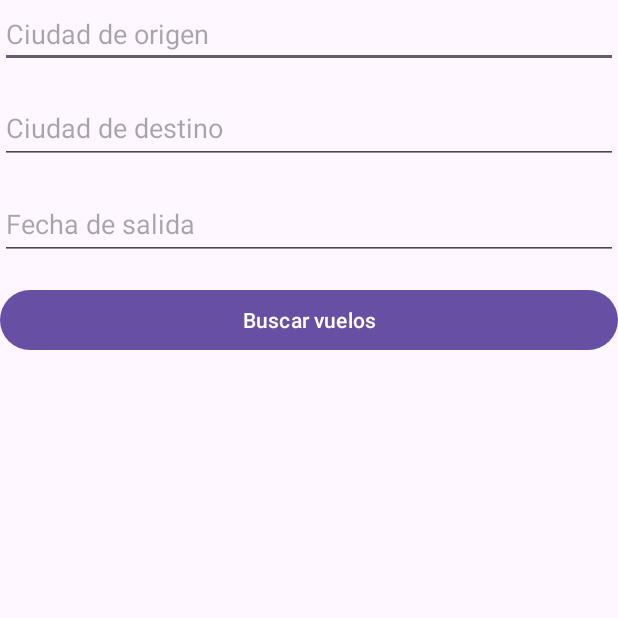
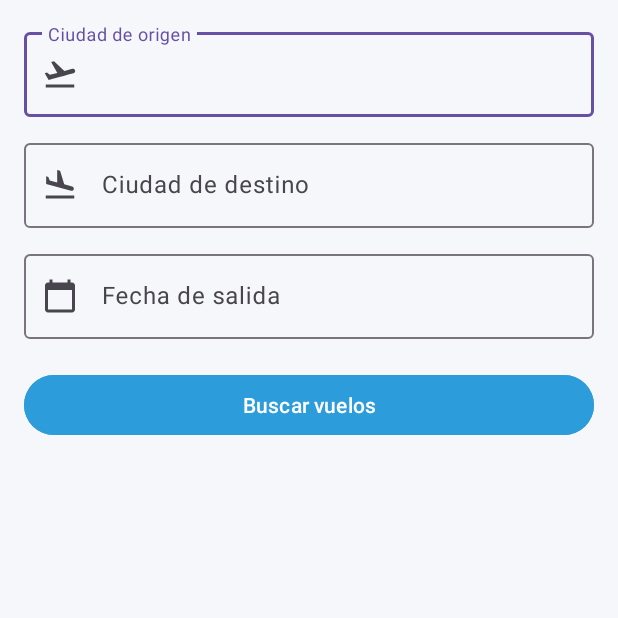
Before and after one commit to CarlosGgomez/PlanificadorViajes, an Android app: the screen it shows after launch (MainActivity), after a tap on "Buscar vuelos", on a phone screen of 412 x 824 dp, the top half of it. Run offline under Robolectric (Android 15) with nearby library versions, the phone set to English and light mode, and no system bars.

```diff
--- a/app/src/main/java/com/example/planificadorviajes/ui/MainActivity.kt
+++ b/app/src/main/java/com/example/planificadorviajes/ui/MainActivity.kt
@@ -7,6 +7,7 @@ import android.widget.Toast
 import androidx.appcompat.app.AppCompatActivity
 import androidx.recyclerview.widget.LinearLayoutManager
 import com.example.planificadorviajes.api.ObjetoSky
+import com.example.planificadorviajes.api.ParametrosVuelo
 import com.example.planificadorviajes.databinding.ActivityMainBinding
 import kotlinx.coroutines.CoroutineScope
 import kotlinx.coroutines.Dispatchers
@@ -33,6 +34,15 @@ class MainActivity : AppCompatActivity() {
 
         binding.rvVuelos.layoutManager = LinearLayoutManager(this)
     }
+    private suspend fun obtenerParametrosVuelo(ciudad: String): ParametrosVuelo? {
+        return try {
+            val respuesta = ObjetoSky.retrofit.autocompletar(ciudad)
+            respuesta.sugerencias.firstOrNull()?.navegacion?.parametros
+        } catch (e: Exception) {
+            Log.e("AutoCompletar", "Error al obtener $ciudad: ${e.message}")
+            null
+        }
+    }
 
     private fun mostrarSelectorFecha() {
         val calendario = Calendar.getInstance()
@@ -49,30 +59,37 @@ class MainActivity : AppCompatActivity() {
 
         selectorFecha.show()
     }
+    private fun buscarVuelos() {
+        val textoOrigen = binding.etOrigen.text.toString().trim()
+        val textoDestino = binding.etDestino.text.toString().trim()
+        val fecha = binding.etFecha.text.toString().trim()
 
-    private fun buscarVuelos() {
-        val origen = "NYCA"
-        val idOrigen = "27537542"
-        val destino = "HNL"
-        val idDestino = "95673827"
-        val fecha = "2025-06-02"
-
-
-        if (origen.isEmpty() || destino.isEmpty() || fecha.isEmpty()) {
-            Log.d("Validación", "Todos los campos son obligatorios")
+        if (textoOrigen.isEmpty() || textoDestino.isEmpty() || fecha.isEmpty()) {
+            Toast.makeText(this, "Completa todos los campos", Toast.LENGTH_SHORT).show()
             return
         }
 
         CoroutineScope(Dispatchers.IO).launch {
             try {
+                val origen = obtenerParametrosVuelo(textoOrigen)
+                val destino = obtenerParametrosVuelo(textoDestino)
+
+                if (origen == null || destino == null) {
+                    runOnUiThread {
+                        Toast.makeText(this@MainActivity, "No se reconocieron las ubicaciones.", Toast.LENGTH_LONG).show()
+                    }
+                    return@launch
+                }
+
                 val respuesta = ObjetoSky.retrofit.buscarVuelos(
-                    origen = origen,
-                    idOrigen = idOrigen,
-                    destino = destino,
-                    idDestino = idDestino,
+                    origen = origen.skyId,
+                    idOrigen = origen.entityId,
+                    destino = destino.skyId,
+                    idDestino = destino.entityId,
                     fechaIda = fecha,
-                    fechaVuelta = "2025-06-04"
+                    fechaVuelta = fecha
                 )
+
                 val lista = respuesta.datos.cotizaciones.resultados
 
                 runOnUiThread {
@@ -91,6 +108,6 @@ class MainActivity : AppCompatActivity() {
                 Log.e("ErrorAPI", "Falló la búsqueda: ${e.message}")
             }
         }
+    }
 
-    }
 }
--- /dev/null
+++ b/app/src/main/res/drawable/ic_calendar_today.xml
@@ -0,0 +1,5 @@
+<vector xmlns:android="http://schemas.android.com/apk/res/android" android:height="24dp" android:tint="#000000" android:viewportHeight="24" android:viewportWidth="24" android:width="24dp">
+
+    <path android:fillColor="@android:color/white" android:pathData="M20,3h-1L19,1h-2v2L7,3L7,1L5,1v2L4,3c-1.1,0 -2,0.9 -2,2v16c0,1.1 0.9,2 2,2h16c1.1,0 2,-0.9 2,-2L22,5c0,-1.1 -0.9,-2 -2,-2zM20,21L4,21L4,8h16v13z"/>
+
+</vector>
--- /dev/null
+++ b/app/src/main/res/drawable/ic_flight_land.xml
@@ -0,0 +1,5 @@
+<vector xmlns:android="http://schemas.android.com/apk/res/android" android:height="24dp" android:tint="#000000" android:viewportHeight="24" android:viewportWidth="24" android:width="24dp">
+
+    <path android:fillColor="@android:color/white" android:pathData="M2.5,19h19v2h-19V19zM19.34,15.85c0.8,0.21 1.62,-0.26 1.84,-1.06c0.21,-0.8 -0.26,-1.62 -1.06,-1.84l-5.31,-1.42l-2.76,-9.02L10.12,2v8.28L5.15,8.95L4.22,6.63L2.77,6.24v5.17L19.34,15.85z"/>
+
+</vector>
--- /dev/null
+++ b/app/src/main/res/drawable/ic_flight_takeoff.xml
@@ -0,0 +1,5 @@
+<vector xmlns:android="http://schemas.android.com/apk/res/android" android:height="24dp" android:tint="#000000" android:viewportHeight="24" android:viewportWidth="24" android:width="24dp">
+
+    <path android:fillColor="@android:color/white" android:pathData="M2.5,19h19v2h-19V19zM22.07,9.64c-0.21,-0.8 -1.04,-1.28 -1.84,-1.06L14.92,10l-6.9,-6.43L6.09,4.08l4.14,7.17l-4.97,1.33l-1.97,-1.54l-1.45,0.39l2.59,4.49c0,0 7.12,-1.9 16.57,-4.43C21.81,11.26 22.28,10.44 22.07,9.64z"/>
+
+</vector>
--- a/app/src/main/res/layout/activity_main.xml
+++ b/app/src/main/res/layout/activity_main.xml
@@ -1,60 +1,81 @@
 <?xml version="1.0" encoding="utf-8"?>
-<androidx.constraintlayout.widget.ConstraintLayout xmlns:android="http://schemas.android.com/apk/res/android"
+<androidx.constraintlayout.widget.ConstraintLayout
+    xmlns:android="http://schemas.android.com/apk/res/android"
     xmlns:app="http://schemas.android.com/apk/res-auto"
-    xmlns:tools="http://schemas.android.com/tools"
-    android:id="@+id/main"
     android:layout_width="match_parent"
     android:layout_height="match_parent"
-    tools:context=".ui.MainActivity">
+    android:background="#F5F7FA"
+    android:padding="16dp">
 
-    <EditText
-        android:id="@+id/etOrigen"
+    <!-- Origen -->
+    <com.google.android.material.textfield.TextInputLayout
+        android:id="@+id/layoutOrigen"
         android:layout_width="0dp"
         android:layout_height="wrap_content"
         android:hint="Ciudad de origen"
-        android:inputType="text"
         app:layout_constraintTop_toTopOf="parent"
         app:layout_constraintStart_toStartOf="parent"
-        app:layout_constraintEnd_toEndOf="parent" />
+        app:layout_constraintEnd_toEndOf="parent"
+        app:startIconDrawable="@drawable/ic_flight_takeoff">
 
-    <EditText
-        android:id="@+id/etDestino"
+        <com.google.android.material.textfield.TextInputEditText
+            android:id="@+id/etOrigen"
+            android:layout_width="match_parent"
+            android:layout_height="wrap_content"/>
+    </com.google.android.material.textfield.TextInputLayout>
+
+    <!-- Destino -->
+    <com.google.android.material.textfield.TextInputLayout
+        android:id="@+id/layoutDestino"
         android:layout_width="0dp"
         android:layout_height="wrap_content"
         android:hint="Ciudad de destino"
-        android:inputType="text"
-        android:minHeight="48dp"
+        app:layout_constraintTop_toBottomOf="@id/layoutOrigen"
+        app:layout_constraintStart_toStartOf="parent"
         app:layout_constraintEnd_toEndOf="parent"
-        app:layout_constraintStart_toStartOf="parent"
-        app:layout_constraintTop_toBottomOf="@id/etOrigen"
-        android:layout_marginTop="16dp"
-        />
+        android:layout_marginTop="12dp"
+        app:startIconDrawable="@drawable/ic_flight_land">
 
-    <EditText
-        android:id="@+id/etFecha"
+        <com.google.android.material.textfield.TextInputEditText
+            android:id="@+id/etDestino"
+            android:layout_width="match_parent"
+            android:layout_height="wrap_content"/>
+    </com.google.android.material.textfield.TextInputLayout>
+
+    <!-- Fecha -->
+    <com.google.android.material.textfield.TextInputLayout
+        android:id="@+id/layoutFecha"
         android:layout_width="0dp"
         android:layout_height="wrap_content"
-        android:clickable="true"
-        android:focusable="false"
         android:hint="Fecha de salida"
-        android:minHeight="48dp"
+        app:startIconDrawable="@drawable/ic_calendar_today"
+        app:layout_constraintTop_toBottomOf="@id/layoutDestino"
+        app:layout_constraintStart_toStartOf="parent"
         app:layout_constraintEnd_toEndOf="parent"
-        app:layout_constraintStart_toStartOf="parent"
-        app:layout_constraintTop_toBottomOf="@id/etDestino"
-        android:layout_marginTop="16dp"
-        />
+        android:layout_marginTop="12dp">
 
+        <com.google.android.material.textfield.TextInputEditText
+            android:id="@+id/etFecha"
+            android:layout_width="match_parent"
+            android:layout_height="wrap_content"
+            android:focusable="false"
+            android:clickable="true"/>
+    </com.google.android.material.textfield.TextInputLayout>
+
+    <!-- Botón buscar -->
     <Button
         android:id="@+id/btnBuscar"
         android:layout_width="0dp"
         android:layout_height="wrap_content"
         android:text="Buscar vuelos"
-        app:layout_constraintTop_toBottomOf="@id/etFecha"
+        android:textColor="#FFFFFF"
+        android:backgroundTint="#2D9CDB"
+        app:layout_constraintTop_toBottomOf="@id/layoutFecha"
         app:layout_constraintStart_toStartOf="parent"
         app:layout_constraintEnd_toEndOf="parent"
-        android:layout_marginTop="16dp"
-        />
+        android:layout_marginTop="20dp"/>
 
+    <!-- RecyclerView -->
     <androidx.recyclerview.widget.RecyclerView
         android:id="@+id/rvVuelos"
         android:layout_width="0dp"
@@ -63,6 +84,5 @@
         app:layout_constraintBottom_toBottomOf="parent"
         app:layout_constraintStart_toStartOf="parent"
         app:layout_constraintEnd_toEndOf="parent"
-        android:layout_marginTop="16dp"
-        />
+        android:layout_marginTop="16dp"/>
 </androidx.constraintlayout.widget.ConstraintLayout>
```
Also changed, not shown: app/src/main/java/com/example/planificadorviajes/api/InterfazSky.kt (+12 -0 lines), app/src/main/java/com/example/planificadorviajes/api/RespuestaAutocompletado.kt (added, +22 -0 lines), app/src/main/res/layout/item_vuelo.xml (+48 -24 lines).
